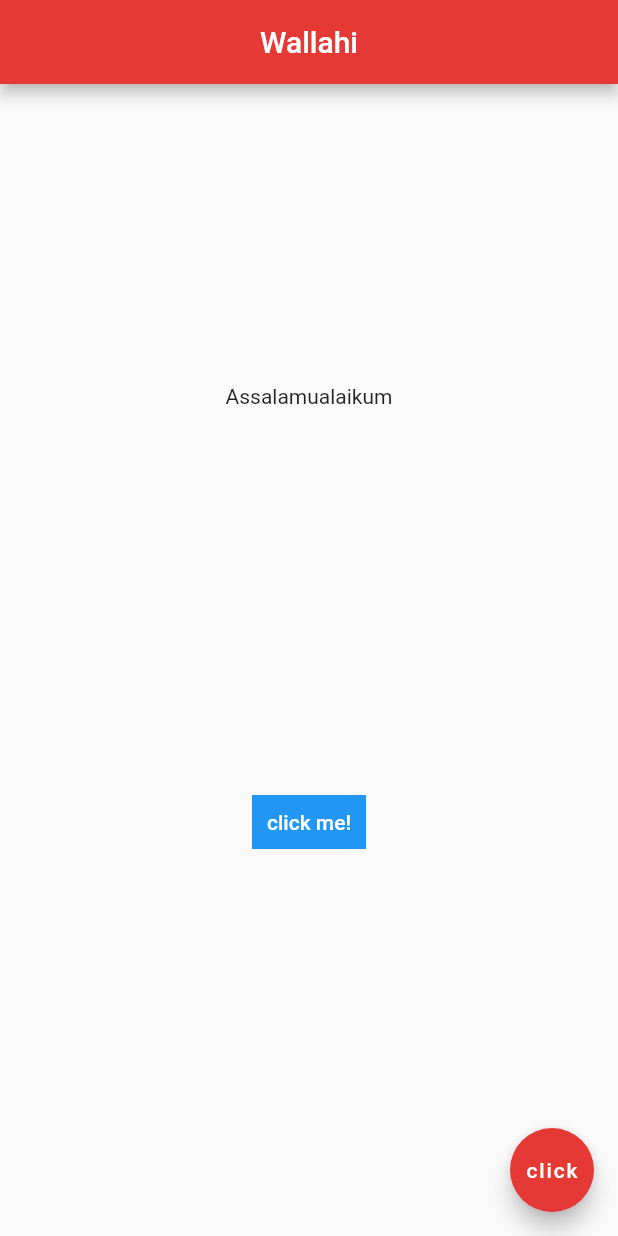
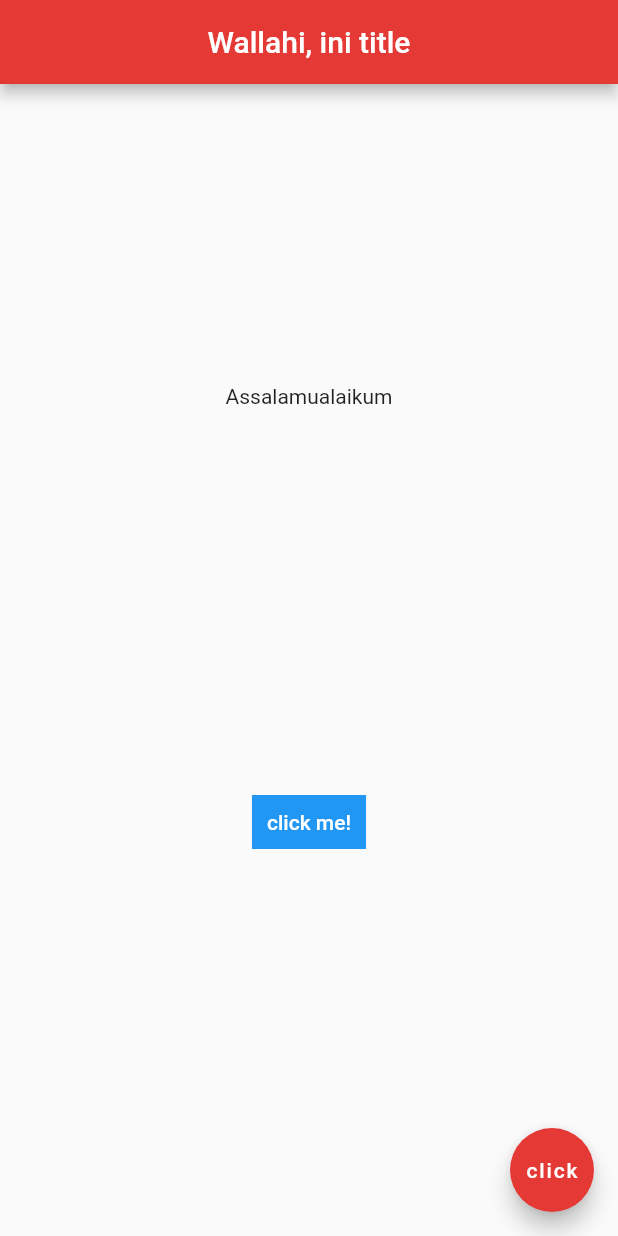
Before and after one commit to luquilo/flutter_102, a Flutter app: the screen it shows after launch, on a phone screen of 412 x 824 dp. Run offline on Flutter 3.47's test engine with Material 2 defaults, Android fonts, the phone set to English and light mode, and no system bars.

Commit message:
merubah title

```diff
--- a/lib/main.dart
+++ b/lib/main.dart
@@ -15,7 +15,7 @@ class Home extends StatelessWidget {
   Widget build(BuildContext context) {
     return Scaffold(
         appBar: AppBar(
-          title: Text('Wallahi'),
+          title: Text('Wallahi, ini title'),
           centerTitle: true,
           backgroundColor: Colors.red[600],
         ),
```
